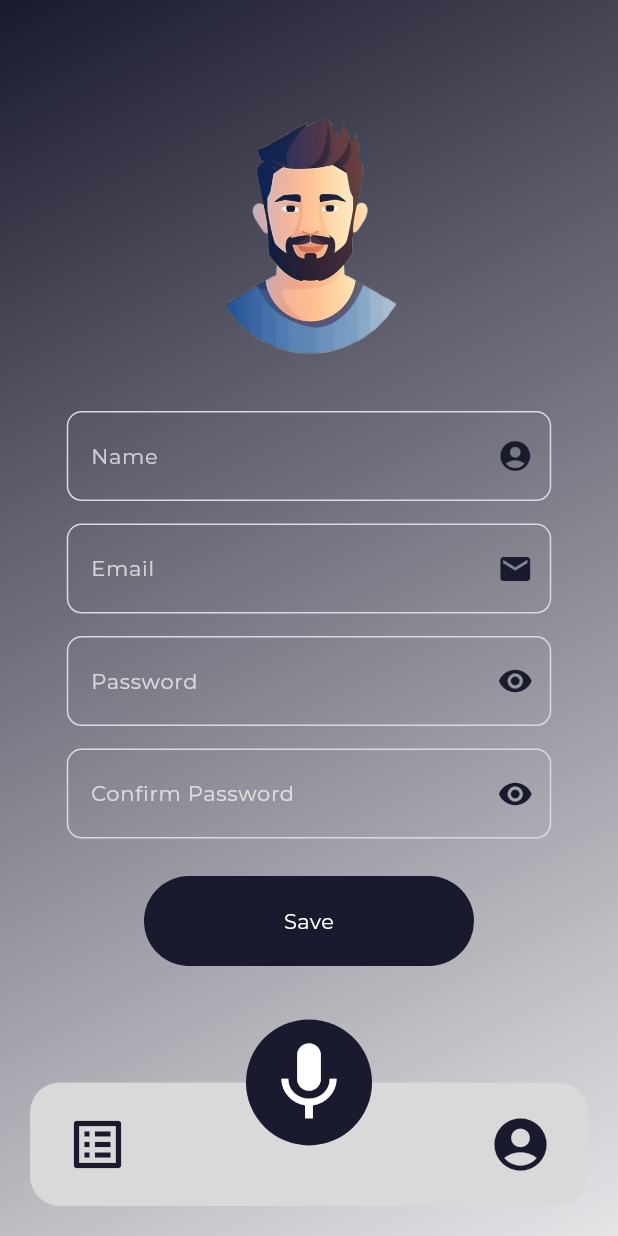
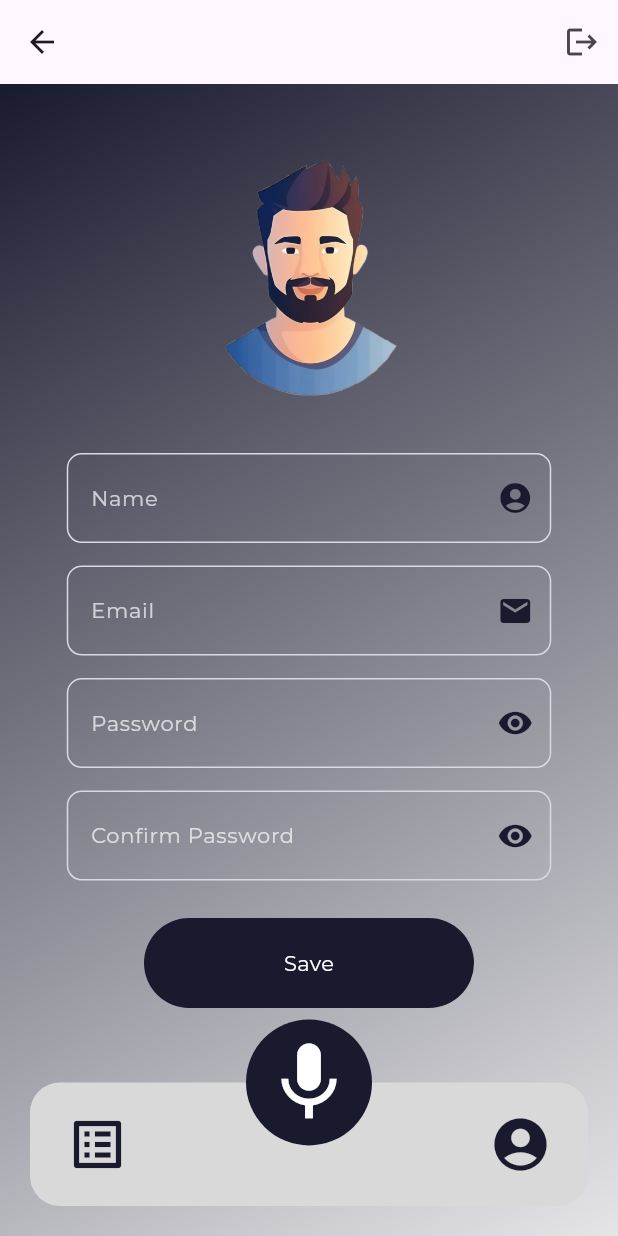
Before and after one commit to shano2542/accento, a Flutter app: the ProfileScreen screen opened directly, on a phone screen of 412 x 824 dp. Run offline on Flutter 3.47's test engine with Material 3 defaults, Android fonts, the phone set to English and light mode, and no system bars; our stand-ins replace cloud_firestore, firebase_auth, firebase_core, fluttertoast, google_sign_in; accounts and stored records are empty; project files that could hold a hidden picture were left out.

Commit message:
Logout button

```diff
--- a/lib/frontend/UI/auth/profile_screen.dart
+++ b/lib/frontend/UI/auth/profile_screen.dart
@@ -1,4 +1,5 @@
 import 'package:accento/frontend/UI/auth/home_screen.dart';
+import 'package:accento/frontend/UI/auth/login_screen.dart';
 import 'package:accento/frontend/UI/auth/saved_voices_screen.dart';
 import 'package:accento/frontend/widgets/custom_bottom_navbar.dart';
 import 'package:accento/frontend/widgets/custom_button.dart';
@@ -66,8 +67,7 @@ class _ProfileScreenState extends State<ProfileScreen> {
       }
     } else {
       setState(() {
-        loading:
-        false;
+        loading:false;
       });
     }
   }
@@ -121,6 +121,14 @@ class _ProfileScreenState extends State<ProfileScreen> {
     }
   }
 
+
+  // Logout  user
+  Future<void> _logout() async{
+    await _auth.signOut();
+    ToastMessage().toastMessage('Logged out successfully');
+    Navigator.pushReplacement(context, MaterialPageRoute(builder: (context)=> LoginScreen()));
+  }
+
   @override
   void dispose() {
     nameController.dispose();
@@ -136,6 +144,15 @@ class _ProfileScreenState extends State<ProfileScreen> {
 
     return Scaffold(
       resizeToAvoidBottomInset: false,
+      appBar: AppBar(
+       // Logout button on the right Top-side
+       actions:[
+        IconButton(
+          icon: const Icon(Icons.logout),
+          onPressed: _logout,
+        )
+       ]
+      ),
       extendBody: true,
       // Ensures the gradient is visible behind the navbar
       bottomNavigationBar: CustomBottomNavBar(
```
